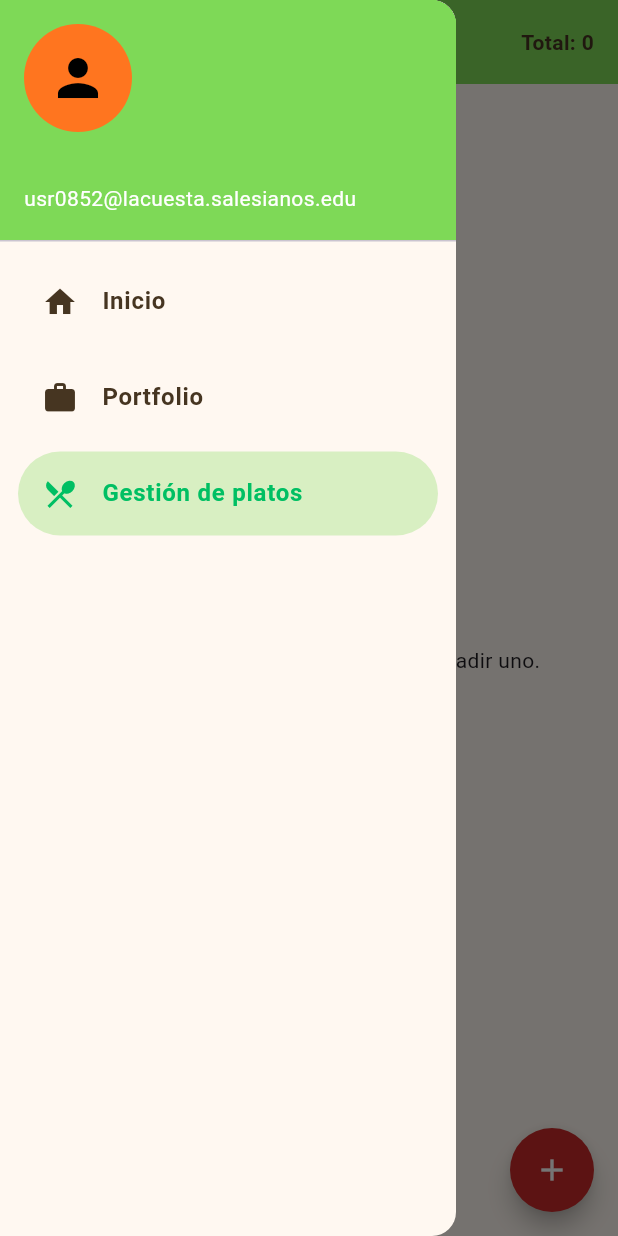
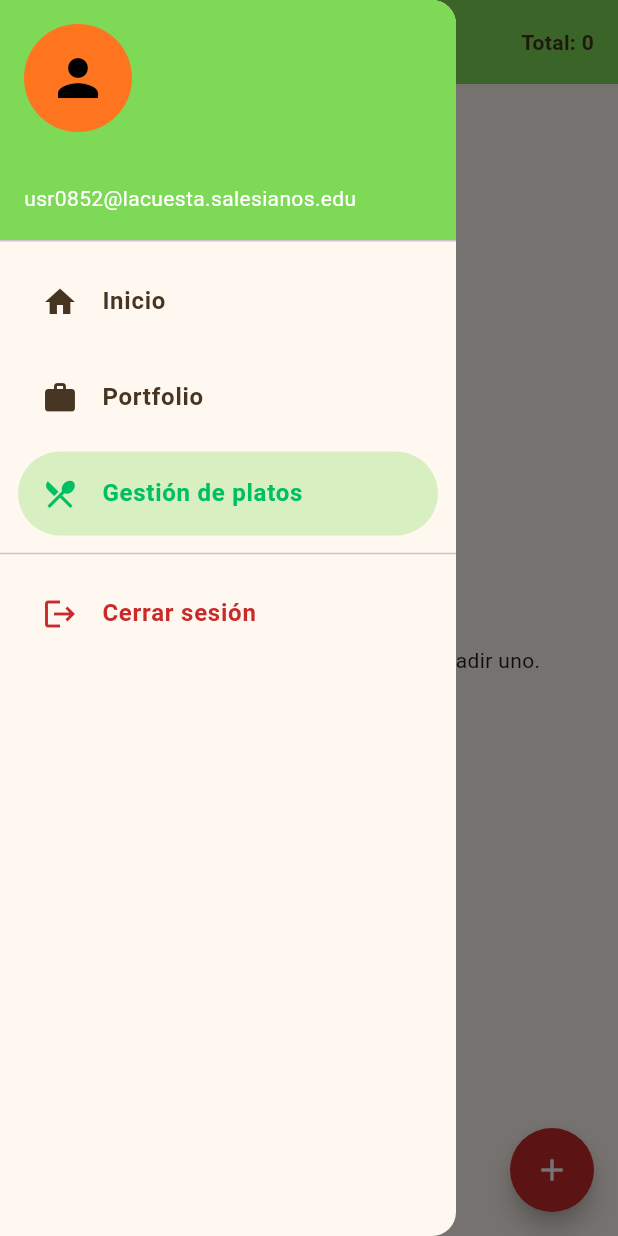
Before and after one commit to usr0852-sar/PGL-P2-MyPortfolio, a Flutter app: the PlateManagement screen opened by its route, with the side drawer open, on a phone screen of 412 x 824 dp. Run offline on Flutter 3.47's test engine with Material 3 defaults, Android fonts, the phone set to English and light mode, and no system bars; our stand-ins replace flutter_secure_storage, go_router, qr_flutter; accounts and stored records are empty.

Commit message:
Botón para cerrar sesión en el drawer

```diff
--- a/lib/widgets/app_drawer.dart
+++ b/lib/widgets/app_drawer.dart
@@ -1,5 +1,6 @@
 import 'package:flutter/material.dart';
 import 'package:go_router/go_router.dart';
+import 'package:pgl_p2_myportfolio/services/auth_service.dart';
 
 class AppDrawer extends StatelessWidget {
   const AppDrawer({super.key});
@@ -29,6 +30,26 @@ class AppDrawer extends StatelessWidget {
           _opcion(context, Icons.work, 'Portfolio', '/portfolio', actual),
           _opcion(context, Icons.restaurant_menu, 'Gestión de platos', '/crud', actual),
 
+          const Divider(),
+          Padding(
+            padding: const EdgeInsets.symmetric(horizontal: 12, vertical: 4),
+            child: ListTile(
+              leading: const Icon(Icons.logout),
+              title: const Text(
+                'Cerrar sesión',
+                style: TextStyle(fontWeight: FontWeight.bold),
+              ),
+              iconColor: const Color(0xFFC92A2A),
+              textColor: const Color(0xFFC92A2A),
+              shape: const StadiumBorder(),
+              onTap: () async {
+                await AuthService.getInstance().logout();
+                if (!context.mounted) return;
+                context.go('/login');
+              },
+            ),
+          ),
+
         ],
       ),
     );
```
